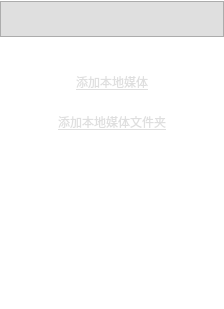
This is VideoPlayer/videomodels/NewListItem.ui in huizhang556/pc-video-player as Qt 5 draws it before an edit. The edited form follows.
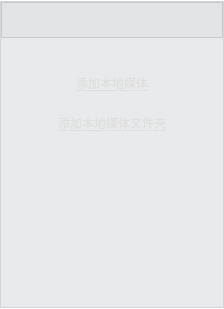
This is the edited form. The open tabs and pages were chosen to show the change. Icons and pictures are not drawn.

```diff
--- a/VideoPlayer/videomodels/NewListItem.ui
+++ b/VideoPlayer/videomodels/NewListItem.ui
@@ -39,6 +39,36 @@
     <number>1</number>
    </property>
    <item>
+    <widget class="QFrame" name="frame_list">
+     <property name="styleSheet">
+      <string notr="true">#frame_list
+{
+background-color:  rgba(22, 42, 51,0.1);
+}</string>
+     </property>
+     <property name="frameShape">
+      <enum>QFrame::StyledPanel</enum>
+     </property>
+     <property name="frameShadow">
+      <enum>QFrame::Raised</enum>
+     </property>
+     <layout class="QVBoxLayout" name="verticalLayout_5">
+      <property name="spacing">
+       <number>0</number>
+      </property>
+      <property name="leftMargin">
+       <number>0</number>
+      </property>
+      <property name="topMargin">
+       <number>0</number>
+      </property>
+      <property name="rightMargin">
+       <number>0</number>
+      </property>
+      <property name="bottomMargin">
+       <number>0</number>
+      </property>
+      <item>
     <widget class="QFrame" name="frame_ltitle">
      <property name="minimumSize">
       <size>
@@ -55,7 +85,7 @@
      <property name="styleSheet">
       <string notr="true">#frame_ltitle
 {
-background-color: rgb(223, 223, 223);
+background-color: rgba(223, 223, 223,0.5);
 }
 
 
@@ -256,6 +286,17 @@
    </item>
    <item>
     <widget class="QStackedWidget" name="stackedWidget_content">
+        <property name="styleSheet">
+         <string notr="true">#stackedWidget_content
+{
+background-color: transparent;
+}
+
+QWidget
+{
+background-color: transparent;
+}</string>
+        </property>
      <property name="currentIndex">
       <number>0</number>
      </property>
@@ -481,6 +522,9 @@
        </item>
       </layout>
      </widget>
+       </widget>
+      </item>
+     </layout>
     </widget>
    </item>
   </layout>
```
Left out of the diff: 4 changed lines with no effect on the pictures. Lines whose indentation alone changed are shown as unchanged.
